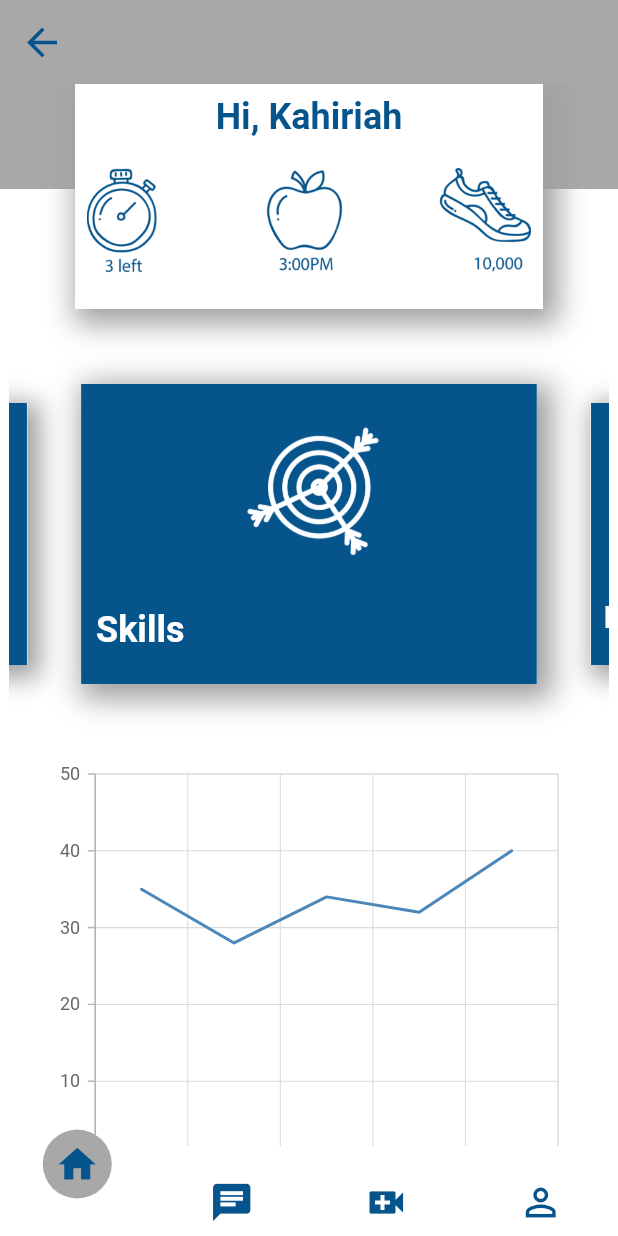
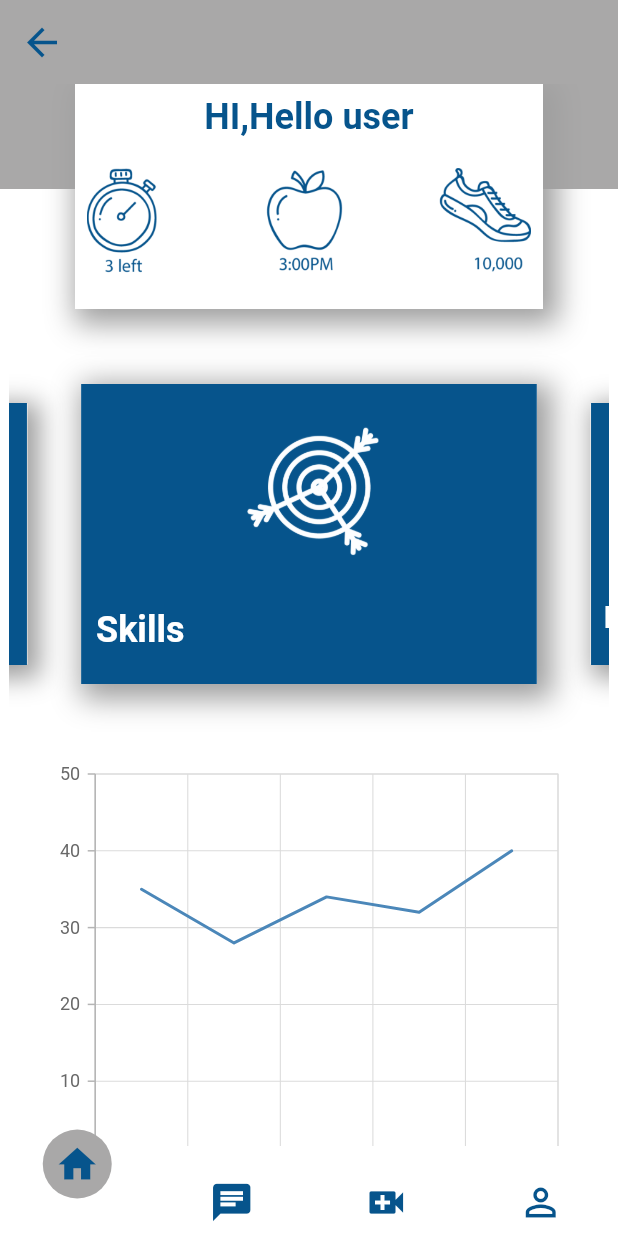
Before and after one commit to Khiriah/molhemah_app, a Flutter app: the HomeScreen screen opened by its route, on a phone screen of 412 x 824 dp. Run offline on Flutter 3.47's test engine with Material 2 defaults, Android fonts, the light colour scheme and no system bars; drawn by our look-alikes of carousel_slider, curved_navigation_bar; our stand-ins replace firebase_auth, firebase_core, get, get_storage, google_fonts, google_sign_in and 2 more; accounts and stored records are empty; network calls fail; Roboto replaces fonts that are missing (Ubuntu).

Commit message:
anch:fix

```diff
--- a/lib/core/routes/route.dart
+++ b/lib/core/routes/route.dart
@@ -64,7 +64,7 @@ class AppRoutes {
         binding: Binding()),
     GetPage(
         name: Routes.splashScreen,
-        page: () =>  SplashScreen(),
+        page: () =>  const SplashScreen(),
         binding: SplashBinding()),
   ];
 }
--- a/lib/core/theme/dark_theme.dart
+++ b/lib/core/theme/dark_theme.dart
@@ -34,6 +34,7 @@ ThemeData darkThemeData() {
     ),
     //
     appBarTheme: const AppBarTheme(
+      color: mainColor,
       elevation: 0.0,
       shadowColor: mainColor,
       iconTheme: IconThemeData(color: whiteColor, size: 30),
--- a/lib/features/auth/view/screen/signup_screen.dart
+++ b/lib/features/auth/view/screen/signup_screen.dart
@@ -2,7 +2,6 @@ import 'package:advisor/common/text_field_widget.dart';
 import 'package:advisor/core/constants/app_image.dart';
 import 'package:advisor/core/constants/validation.dart';
 import 'package:advisor/core/routes/route.dart';
-import 'package:advisor/features/auth/view/widget/checkbox_widget.dart';
 import 'package:flutter/material.dart';
 import 'package:get/get.dart';
 
--- a/lib/features/chat/logic/controller/chat_controller.dart
+++ b/lib/features/chat/logic/controller/chat_controller.dart
@@ -4,7 +4,7 @@ import 'package:flutter/material.dart';
 import 'package:get/get_rx/src/rx_types/rx_types.dart';
 import 'package:get/get_state_manager/get_state_manager.dart';
 import 'package:get_storage/get_storage.dart';
- import 'package:http/http.dart';
+import 'package:http/http.dart';
 
 
 class ChatController extends GetxController
--- a/lib/features/dach_board/vew/screen/dach_board_screen.dart
+++ b/lib/features/dach_board/vew/screen/dach_board_screen.dart
@@ -1,9 +1,10 @@
 import 'package:advisor/core/constants/app_image.dart';
 import 'package:advisor/core/constants/colors_app.dart';
 import 'package:advisor/features/dach_board/vew/widget/slider_widgets/slider.dart';
+import 'package:advisor/features/profile/logic/controller/profile_conroller.dart';
 import 'package:flutter/material.dart';
+import 'package:get/get.dart';
 import 'package:syncfusion_flutter_charts/charts.dart';
-import 'package:syncfusion_flutter_charts/sparkcharts.dart';
 
 class DashBoardScreen extends StatelessWidget {
    DashBoardScreen({Key? key}) : super(key: key);
@@ -14,7 +15,7 @@ class DashBoardScreen extends StatelessWidget {
     _SalesData('Apr', 32),
     _SalesData('May', 40)
   ];
-
+   final profileController = Get.find<ProfileController>();
   @override
   Widget build(BuildContext context) {
     final theme = Theme
@@ -27,14 +28,14 @@ class DashBoardScreen extends StatelessWidget {
             Container(
               height: 70,
               width: double.infinity,
-              color: mainColor,
+              color:mainColor,
             ),
             Padding(
                 padding: const EdgeInsets.symmetric(horizontal: 50),
                 child: Container(
                   height: 150.0,
                   width: 400,
-                  decoration: const BoxDecoration(
+                  decoration:  const BoxDecoration(
                     color: Color(0xFFffffff),
                     boxShadow: [
                       BoxShadow(
@@ -53,8 +54,8 @@ class DashBoardScreen extends StatelessWidget {
                     child:
                     Column(
                       children: [
-                        Text('Hi, Kahiriah',style: theme.headlineLarge,),
-                      SizedBox(height: 20,),
+                        Text("HI,${profileController.nameController.text}",style: theme.headlineLarge,),
+                      const SizedBox(height: 20,),
                       Image.asset(AppImages.dash,)
                       ],
                     ),
@@ -84,7 +85,7 @@ class DashBoardScreen extends StatelessWidget {
                           yValueMapper: (_SalesData sales, _) => sales.sales,
                           name: '',
                           // Enable data label
-                          dataLabelSettings: DataLabelSettings(isVisible: false))
+                          dataLabelSettings: const DataLabelSettings(isVisible: false))
                     ]),
               ),
             ],
--- a/lib/features/profile/logic/controller/profile_conroller.dart
+++ b/lib/features/profile/logic/controller/profile_conroller.dart
@@ -1,4 +1,3 @@
-import 'package:advisor/core/constants/app_image.dart';
 import 'package:advisor/core/constants/keys.dart';
 import 'package:advisor/features/profile/model/profile_model.dart';
 import 'package:flutter/material.dart';
--- a/lib/home/controller/home_controller.dart
+++ b/lib/home/controller/home_controller.dart
@@ -9,7 +9,7 @@ class HomeController extends GetxController {
 
   var tabs = [
     DashBoardScreen(),
-    ChatScreen(),
+    const ChatScreen(),
     const VideoScreen(),
     ProfileScreen(),
   ].obs;
--- a/lib/main.dart
+++ b/lib/main.dart
@@ -1,8 +1,6 @@
-import 'package:advisor/core/constants/keys.dart';
 import 'package:advisor/core/routes/route.dart';
 import 'package:advisor/core/theme/controller/theme_controller.dart';
 import 'package:advisor/core/theme/theme.dart';
-import 'package:firebase_auth/firebase_auth.dart';
 import 'package:firebase_core/firebase_core.dart';
 import 'package:flutter/material.dart';
 import 'package:get/get.dart';
```
Also changed, not shown: 26 other files.
